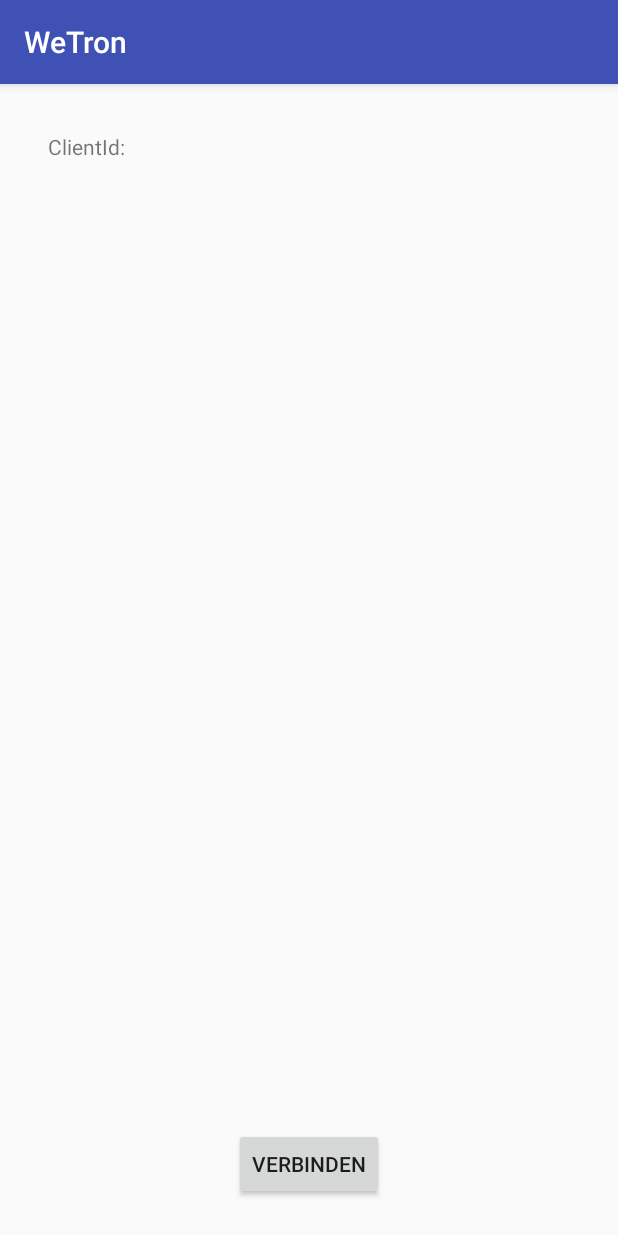
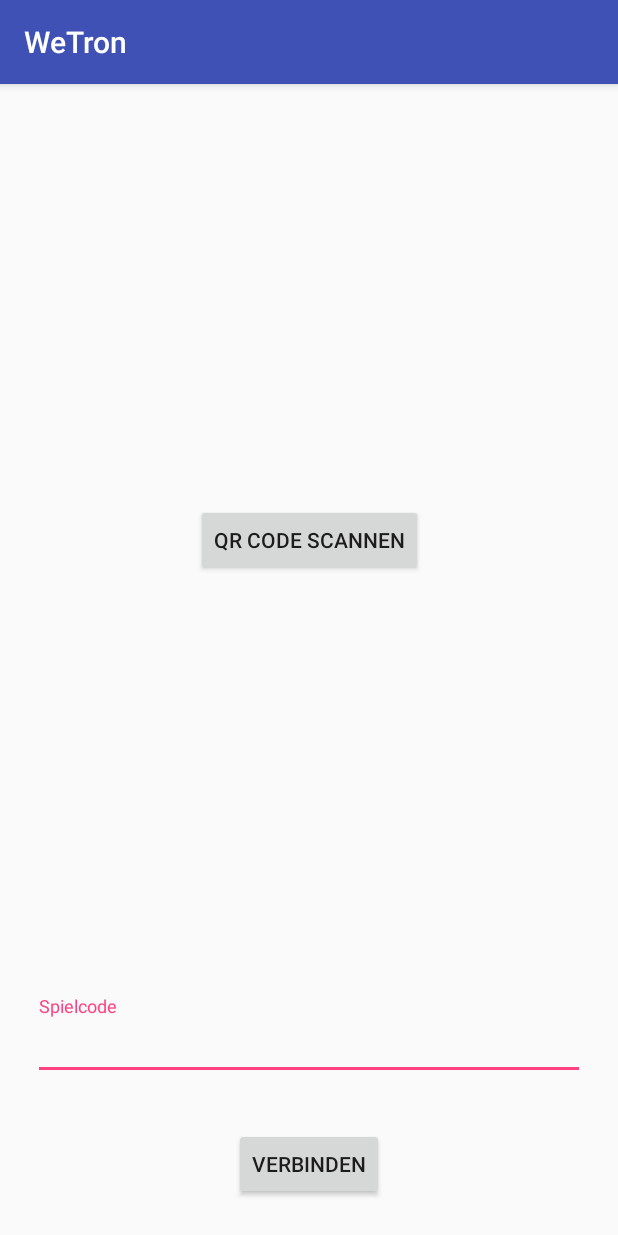
Before and after one commit to MasterInformatikHsBochum/weTron-frontend-android, an Android app: the screen it shows after launch (WeTronActivity), on a phone screen of 412 x 824 dp. Run offline under Robolectric (Android 15) with nearby library versions, the phone set to English and light mode, and no system bars.

```diff
--- a/03_Android/app/src/main/AndroidManifest.xml
+++ b/03_Android/app/src/main/AndroidManifest.xml
@@ -12,13 +12,17 @@
         android:roundIcon="@mipmap/ic_launcher_round"
         android:supportsRtl="true"
         android:theme="@style/AppTheme">
-        <activity android:name="de.hs_bochum.wetron.WeTronActivity">
+        <activity android:name="de.hs_bochum.wetron.ui.login.WeTronActivity">
             <intent-filter>
                 <action android:name="android.intent.action.MAIN" />
 
                 <category android:name="android.intent.category.LAUNCHER" />
             </intent-filter>
         </activity>
+        <activity android:name="de.hs_bochum.wetron.ui.game.GameActivity">
+
+        </activity>
+
     </application>
 
 </manifest>
--- a/03_Android/app/src/main/res/layout/activity_we_tron.xml
+++ b/03_Android/app/src/main/res/layout/activity_we_tron.xml
@@ -4,7 +4,7 @@
     xmlns:tools="http://schemas.android.com/tools"
     android:layout_width="match_parent"
     android:layout_height="match_parent"
-    tools:context="de.hs_bochum.wetron.WeTronActivity">
+    tools:context="de.hs_bochum.wetron.ui.login.WeTronActivity">
 
     <Button
         android:id="@+id/verbindenButton"
@@ -18,22 +18,37 @@
         app:layout_constraintEnd_toEndOf="parent"
         app:layout_constraintStart_toStartOf="parent" />
 
-    <TextView
-        android:id="@+id/clientIdLabel"
+    <Button
+        android:id="@+id/btn_qr_code"
         android:layout_width="wrap_content"
         android:layout_height="wrap_content"
-        android:layout_marginStart="32dp"
-        android:layout_marginTop="32dp"
-        android:text="ClientId:"
+        android:layout_marginBottom="8dp"
+        android:layout_marginEnd="8dp"
+        android:layout_marginStart="8dp"
+        android:layout_marginTop="8dp"
+        android:text="QR Code scannen"
+        app:layout_constraintBottom_toTopOf="@+id/textInputLayout"
+        app:layout_constraintEnd_toEndOf="parent"
         app:layout_constraintStart_toStartOf="parent"
         app:layout_constraintTop_toTopOf="parent" />
 
-    <TextView
-        android:id="@+id/clientIdTextview"
-        android:layout_width="wrap_content"
+    <android.support.design.widget.TextInputLayout
+        android:id="@+id/textInputLayout"
+        android:layout_width="368dp"
         android:layout_height="wrap_content"
-        android:layout_marginStart="32dp"
-        android:layout_marginTop="0dp"
-        app:layout_constraintStart_toEndOf="@+id/clientIdLabel"
-        app:layout_constraintTop_toTopOf="@+id/clientIdLabel" />
+        android:layout_marginBottom="32dp"
+        android:layout_marginEnd="8dp"
+        android:layout_marginStart="8dp"
+        app:layout_constraintBottom_toTopOf="@+id/verbindenButton"
+        app:layout_constraintEnd_toEndOf="parent"
+        app:layout_constraintStart_toStartOf="parent">
+
+        <android.support.design.widget.TextInputEditText
+            android:id="@+id/et_game_code"
+            android:layout_width="match_parent"
+            android:layout_height="wrap_content"
+            android:hint="Spielcode"
+            android:inputType="number" />
+    </android.support.design.widget.TextInputLayout>
+
 </android.support.constraint.ConstraintLayout>
--- a/03_Android/build.gradle
+++ b/03_Android/build.gradle
@@ -4,9 +4,10 @@ buildscript {
     ext.kotlin_version = '1.1.2-4'
     repositories {
         jcenter()
+        google()
     }
     dependencies {
-        classpath 'com.android.tools.build:gradle:3.0.0-alpha4'
+        classpath 'com.android.tools.build:gradle:3.0.0-beta4'
         classpath "org.jetbrains.kotlin:kotlin-gradle-plugin:$kotlin_version"
 
         // NOTE: Do not place your application dependencies here; they belong
```
Also changed, not shown: 03_Android/app/build.gradle (+12 -2 lines), 03_Android/app/src/main/java/de/hs_bochum/wetron/WeTronActivity.kt (deleted, +0 -65 lines), 03_Android/app/src/main/java/de/hs_bochum/wetron/model/protocol/Event.kt (added, +8 -0 lines), 03_Android/app/src/main/java/de/hs_bochum/wetron/model/protocol/EventType.kt (added, +16 -0 lines), 03_Android/app/src/main/java/de/hs_bochum/wetron/ui/game/GameActivity.kt (added, +36 -0 lines), 03_Android/app/src/main/java/de/hs_bochum/wetron/ui/login/WeTronActivity.kt (added, +70 -0 lines), 03_Android/app/src/main/java/de/hs_bochum/wetron/websocket/EchoWebSocketListener.java (added, +37 -0 lines), 03_Android/app/src/main/java/de/hs_bochum/wetron/websocket/WebsocketClient.java (added, +83 -0 lines), 03_Android/app/src/main/res/drawable/ic_arrow_back_black_24dp.xml (added, +9 -0 lines), 03_Android/app/src/main/res/drawable/ic_arrow_forward_black_24dp.xml (added, +9 -0 lines), 03_Android/app/src/main/res/layout/game_screen.xml (added, +34 -0 lines), 4 other files.
